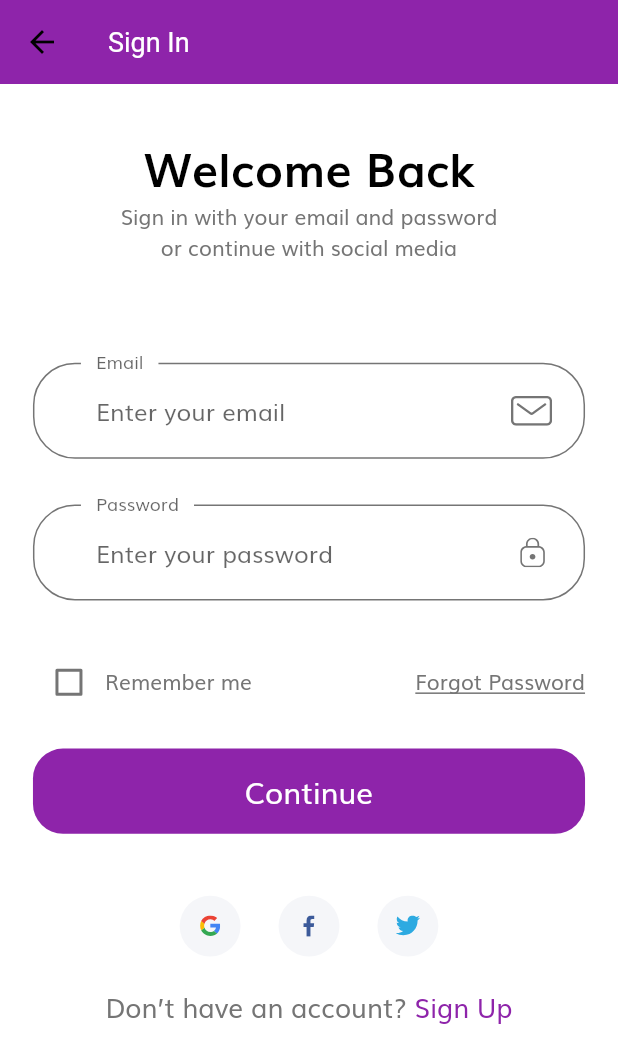
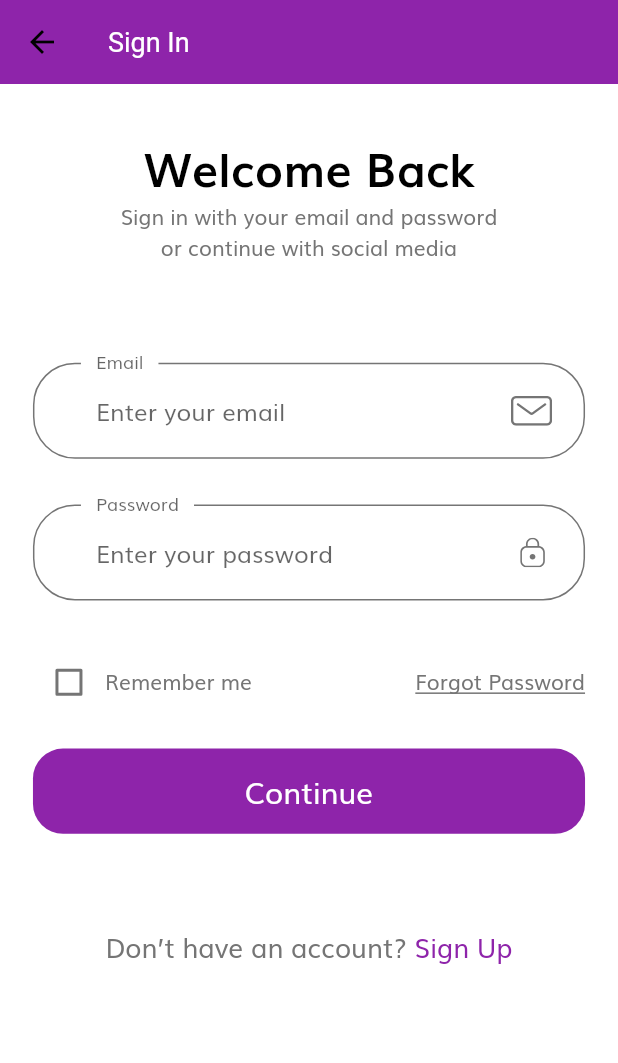
Before and after one commit to Irsha-Farwin25/PayaniApp, a Flutter app: the screen it shows after launch, after a tap on "Continue", on a phone screen of 412 x 824 dp. Shown: the top 1063 px of the screen. Run offline on Flutter 3.47's test engine with Material 2 defaults, Android fonts, the phone set to English and light mode, and no system bars; our stand-ins replace flutter_svg, fluttertoast; network calls fail.

```diff
--- a/lib/components/coustom_bottom_nav_bar.dart
+++ b/lib/components/coustom_bottom_nav_bar.dart
@@ -60,7 +60,8 @@ class CustomBottomNavBar extends StatelessWidget {
                onPressed: () => Navigator.pushNamed(context, CartScreen.routeName),
               ),
               IconButton(
-                icon: SvgPicture.asset("assets/icons/Chat bubble Icon.svg"),
+                icon: SvgPicture.asset("assets/icons/Chat bubble Icon.svg",
+                ),
                 onPressed: () {},
               ),
               IconButton(
--- a/lib/screens/hotel_rooms/hotel_rooms_screen.dart
+++ b/lib/screens/hotel_rooms/hotel_rooms_screen.dart
@@ -1,5 +1,4 @@
 import 'package:flutter/material.dart';
-import 'package:payani/screens/home/components/categories.dart';
 
 class HotelRoomsScreen extends StatefulWidget {
 
--- a/lib/screens/reservation/components/body.dart
+++ b/lib/screens/reservation/components/body.dart
@@ -9,10 +9,22 @@ import '../../../size_config.dart';
 
 class Body extends StatefulWidget {
   @override
-  _SignFormState createState() => _SignFormState();
+  _ReservationFormState createState() => _ReservationFormState();
 }
 
-class _SignFormState extends State<Body> {
+class _ReservationFormState extends State<Body> {
+
+  TextEditingController ema =TextEditingController();
+  TextEditingController fna =TextEditingController();
+  TextEditingController phn =TextEditingController();
+  TextEditingController addg =TextEditingController();
+  TextEditingController cki =TextEditingController();
+  TextEditingController cko =TextEditingController();
+
+
+
+
+
   final _formKey = GlobalKey<FormState>();
   String email;
   String firstName;
--- a/lib/screens/sign_in/components/body.dart
+++ b/lib/screens/sign_in/components/body.dart
@@ -32,23 +32,24 @@ class Body extends StatelessWidget {
                 SizedBox(height: SizeConfig.screenHeight * 0.08),
                 SignForm(),
                 SizedBox(height: SizeConfig.screenHeight * 0.05),
-                Row(
-                  mainAxisAlignment: MainAxisAlignment.center,
-                  children: [
-                    SocalCard(
-                      icon: "assets/icons/google-icon.svg",
-                      press: () {},
-                    ),
-                    SocalCard(
-                      icon: "assets/icons/facebook-2.svg",
-                      press: () {},
-                    ),
-                    SocalCard(
-                      icon: "assets/icons/twitter.svg",
-                      press: () {},
-                    ),
-                  ],
-                ),
+                //SocialMedia icons..........
+                // Row(
+                //   mainAxisAlignment: MainAxisAlignment.center,
+                //   children: [
+                //     SocalCard(
+                //       icon: "assets/icons/google-icon.svg",
+                //       press: () {},
+                //     ),
+                //     SocalCard(
+                //       icon: "assets/icons/facebook-2.svg",
+                //       press: () {},
+                //     ),
+                //     SocalCard(
+                //       icon: "assets/icons/twitter.svg",
+                //       press: () {},
+                //     ),
+                //   ],
+                // ),
                 SizedBox(height: getProportionateScreenHeight(20)),
                 NoAccountText(),
               ],
--- a/pubspec.yaml
+++ b/pubspec.yaml
@@ -34,6 +34,8 @@ dependencies:
   flutter_rating_bar: ^3.2.0+1
   sliding_up_panel: ^1.0.2
   font_awesome_flutter: ^8.5.0
+  http: ^0.13.1
+  fluttertoast: ^8.0.3
 flutter_rating_bar: ^2.0.0+2
 dev_dependencies:
   flutter_test:
```
Also changed, not shown: lib/screens/sign_in/components/sign_form.dart (+44 -0 lines), lib/screens/sign_up/components/sign_up_form.dart (+45 -1 lines), pubspec.lock.
